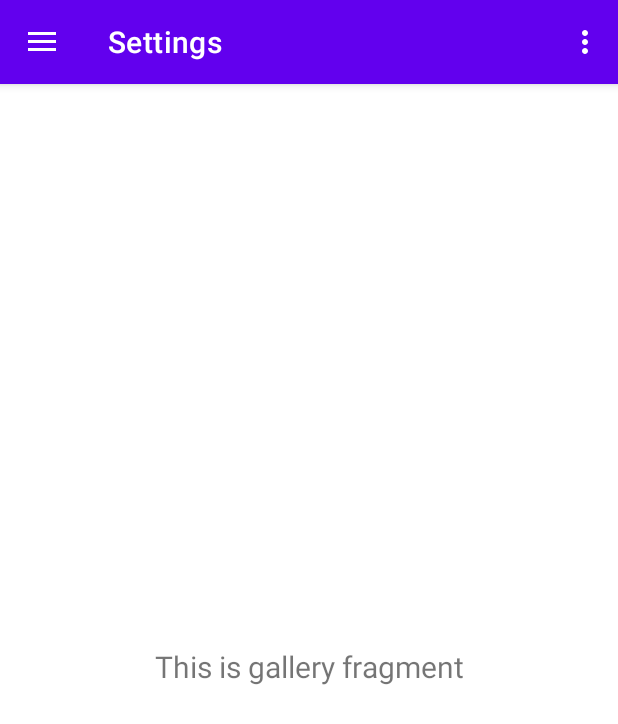
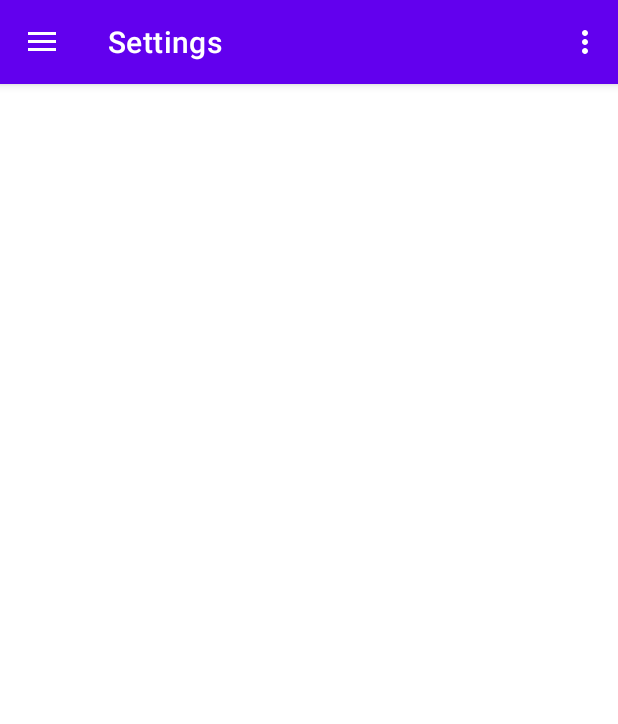
Before and after one commit to Mateo-drr/PDM, an Android app: the MainActivity screen opened directly, with no data from a screen before it, in the side drawer, after a tap on "Settings", on a phone screen of 412 x 824 dp. Shown: the top 724 px of the screen. Run offline under Robolectric (Android 15) with nearby library versions, the phone set to English and light mode, and no system bars; our stand-ins replace Firebase (no records; nobody signed in at launch, a user with empty details on screens opened directly), navigation-ui; libraries missing offline, so code that uses them is left out: com.jjoe64.graphview; 4 statements that could not run were skipped.

Commit message:
19/12/2020_goncalo

```diff
--- a/app/build.gradle
+++ b/app/build.gradle
@@ -46,6 +46,4 @@ dependencies {
     testImplementation 'junit:junit:4.+'
     androidTestImplementation 'androidx.test.ext:junit:1.1.2'
     androidTestImplementation 'androidx.test.espresso:espresso-core:3.3.0'
-    //noinspection GradleCompatible
-    implementation 'com.android.support:recyclerview-v7:28.0.0'
 }
--- a/app/src/main/java/com/example/pdmg2/MainActivity.java
+++ b/app/src/main/java/com/example/pdmg2/MainActivity.java
@@ -72,7 +72,7 @@ public class MainActivity extends AppCompatActivity implements SensorEventListen
         setContentView(R.layout.activity_main);
         Toolbar toolbar = findViewById(R.id.toolbar);
         setSupportActionBar(toolbar);
-        FloatingActionButton fab = findViewById(R.id.fab);
+        @SuppressLint("WrongViewCast") FloatingActionButton fab = findViewById(R.id.switch1);
         fab.setOnClickListener(new View.OnClickListener() {
             @Override
             public void onClick(View view) {
--- a/app/src/main/res/layout/fragment_gallery.xml
+++ b/app/src/main/res/layout/fragment_gallery.xml
@@ -4,19 +4,4 @@
     xmlns:tools="http://schemas.android.com/tools"
     android:layout_width="match_parent"
     android:layout_height="match_parent"
-    tools:context=".ui.gallery.GalleryFragment">
-
-    <TextView
-        android:id="@+id/text_gallery"
-        android:layout_width="match_parent"
-        android:layout_height="wrap_content"
-        android:layout_marginStart="8dp"
-        android:layout_marginTop="8dp"
-        android:layout_marginEnd="8dp"
-        android:textAlignment="center"
-        android:textSize="20sp"
-        app:layout_constraintBottom_toBottomOf="parent"
-        app:layout_constraintEnd_toEndOf="parent"
-        app:layout_constraintStart_toStartOf="parent"
-        app:layout_constraintTop_toTopOf="parent" />
-</androidx.constraintlayout.widget.ConstraintLayout>
+    tools:context=".ui.gallery.GalleryFragment"/>
--- a/app/src/main/res/menu/activity_main_drawer.xml
+++ b/app/src/main/res/menu/activity_main_drawer.xml
@@ -11,7 +11,7 @@
         <item
             android:id="@+id/nav_slideshow"
             android:icon="@drawable/remote"
-            android:title="Controlo" />
+            android:title="@string/menu_control" />
         <item
             android:id="@+id/nav_gallery"
             android:icon="@drawable/preferences_user"
--- a/app/src/main/res/values/strings.xml
+++ b/app/src/main/res/values/strings.xml
@@ -33,4 +33,5 @@
     <string name="txt_temp">Temperature</string>
     <string name="txt_hum">Humidity</string>
     <string name="txt_light">Luminosity</string>
+    <string name="menu_control">Control</string>
 </resources>
```
Also changed, not shown: 1 other file.
